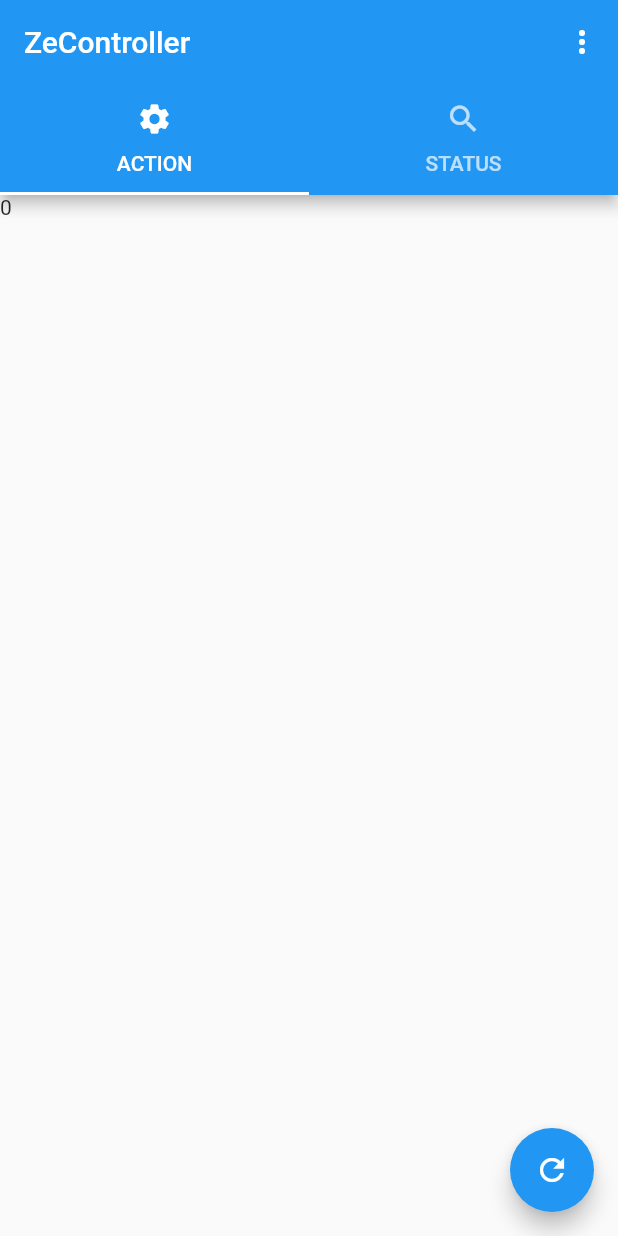
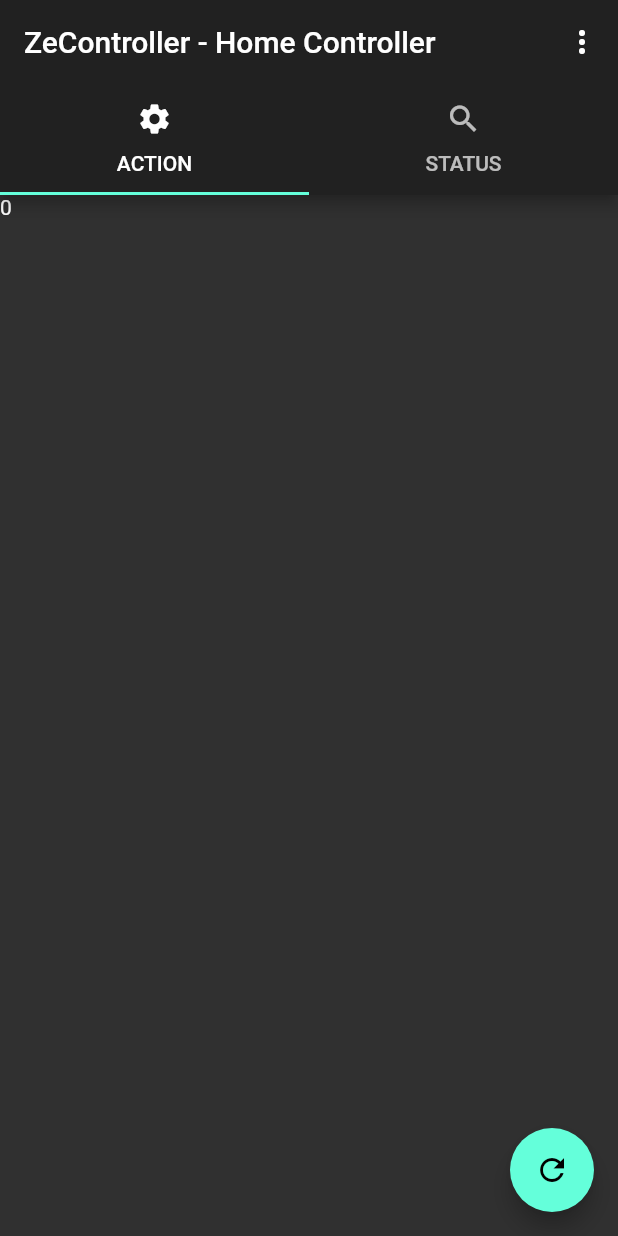
Before and after one commit to traxys/ZeController, a Flutter app: the screen it shows after launch, on a phone screen of 412 x 824 dp. Run offline on Flutter 3.47's test engine with Material 2 defaults, Android fonts, the phone set to English and light mode, and no system bars; missing offline and left inert: grpc, protobuf; statements that could not run were skipped.

Commit message:
Better text

```diff
--- a/lib/main.dart
+++ b/lib/main.dart
@@ -34,12 +34,15 @@ class ZeControllerState extends State<ZeController> {
   @override
   Widget build(BuildContext context) {
     return MaterialApp(
-      title: 'ZeController - Home Controller',
+      title: 'ZeController',
+      theme: new ThemeData(
+        brightness: Brightness.dark, // new
+      ),
       home: DefaultTabController(
         length: modes.length,
         child: Scaffold(
             appBar: AppBar(
-              title: Text('ZeController'),
+              title: Text('ZeController - Home Controller'),
               actions: <Widget>[
                 PopupMenuButton<ViewChoice>(
                     onSelected: _select,
@@ -170,7 +173,7 @@ class HomeClient {
 
   HomeClient() {
     channel = new ClientChannel('192.168.0.10',
-        port: 8080,
+        port: 4200,
         options: const ChannelOptions(
             credentials: const ChannelCredentials.insecure()));
 
```
